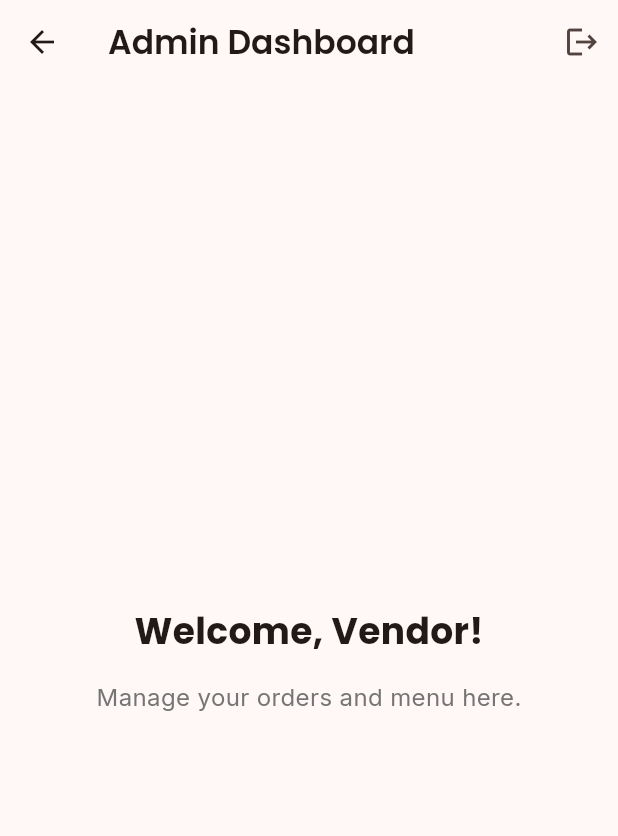
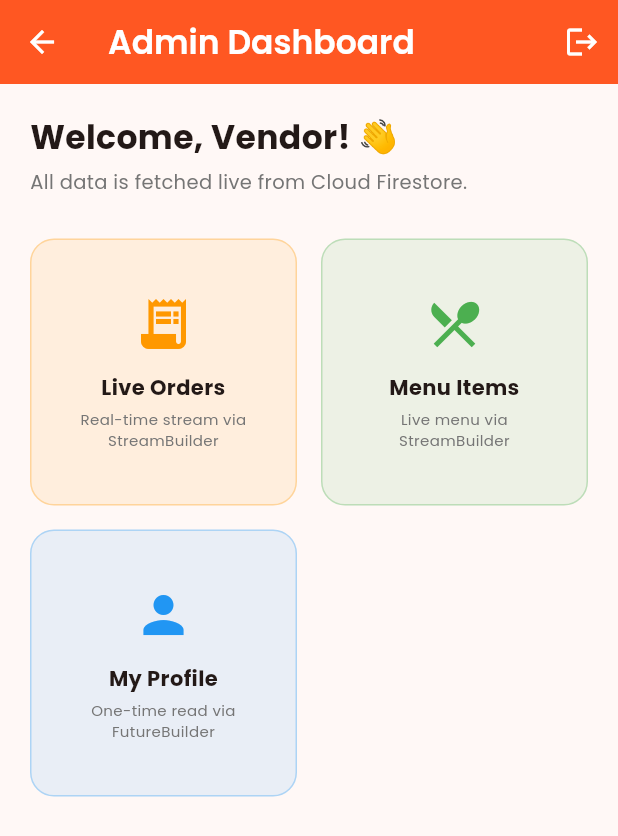
Before and after one commit to kalviumcommunity/S84-0226-codynamics-Flutter-Firebase-Qless, a Flutter app: the screen it shows once a user with an empty profile is signed in, after a tap on the "admin panel settings" icon, on a phone screen of 412 x 824 dp. Shown: the top 836 px of the screen. Run offline on Flutter 3.47's test engine with Material 3 defaults, Android fonts, the phone set to English and light mode, and no system bars; our stand-ins replace cloud_firestore, firebase_auth, firebase_core, flutter_dotenv, google_fonts; accounts and stored records are empty.

Commit message:
feat: implemented Firestore read operations for live data display

```diff
--- a/lib/screens/admin/admin_dashboard.dart
+++ b/lib/screens/admin/admin_dashboard.dart
@@ -1,6 +1,9 @@
 import 'package:flutter/material.dart';
 import 'package:firebase_auth/firebase_auth.dart';
 import 'package:google_fonts/google_fonts.dart';
+import 'package:qless/screens/admin/live_orders_screen.dart';
+import 'package:qless/screens/admin/menu_items_screen.dart';
+import 'package:qless/screens/admin/vendor_profile_screen.dart';
 
 class AdminDashboard extends StatelessWidget {
   const AdminDashboard({super.key});
@@ -13,13 +16,13 @@ class AdminDashboard extends StatelessWidget {
           'Admin Dashboard',
           style: GoogleFonts.poppins(fontWeight: FontWeight.w600),
         ),
+        backgroundColor: Colors.deepOrange,
+        foregroundColor: Colors.white,
         actions: [
           IconButton(
             icon: const Icon(Icons.logout),
             onPressed: () async {
               await FirebaseAuth.instance.signOut();
-              // After logout, the StreamBuilder in main.dart will usually handle nav,
-              // or we can manually pop.
               if (context.mounted) {
                 Navigator.of(context).pop();
               }
@@ -28,18 +31,63 @@ class AdminDashboard extends StatelessWidget {
           ),
         ],
       ),
-      body: Center(
+      body: Padding(
+        padding: const EdgeInsets.all(20),
         child: Column(
-          mainAxisAlignment: MainAxisAlignment.center,
+          crossAxisAlignment: CrossAxisAlignment.start,
           children: [
             Text(
-              'Welcome, Vendor!',
-              style: GoogleFonts.poppins(fontSize: 24, fontWeight: FontWeight.bold),
+              'Welcome, Vendor! 👋',
+              style: GoogleFonts.poppins(
+                  fontSize: 22, fontWeight: FontWeight.bold),
             ),
-            const SizedBox(height: 16),
+            const SizedBox(height: 4),
             Text(
-              'Manage your orders and menu here.',
-              style: GoogleFonts.inter(fontSize: 16, color: Colors.grey[600]),
+              'All data is fetched live from Cloud Firestore.',
+              style: GoogleFonts.poppins(fontSize: 13, color: Colors.grey[600]),
+            ),
+            const SizedBox(height: 28),
+            Expanded(
+              child: GridView.count(
+                crossAxisCount: 2,
+                crossAxisSpacing: 16,
+                mainAxisSpacing: 16,
+                children: [
+                  _DashboardCard(
+                    icon: Icons.receipt_long,
+                    label: 'Live Orders',
+                    description: 'Real-time stream via StreamBuilder',
+                    color: Colors.orange,
+                    onTap: () => Navigator.push(
+                      context,
+                      MaterialPageRoute(
+                          builder: (_) => const LiveOrdersScreen()),
+                    ),
+                  ),
+                  _DashboardCard(
+                    icon: Icons.restaurant_menu,
+                    label: 'Menu Items',
+                    description: 'Live menu via StreamBuilder',
+                    color: Colors.green,
+                    onTap: () => Navigator.push(
+                      context,
+                      MaterialPageRoute(
+                          builder: (_) => const MenuItemsScreen()),
+                    ),
+                  ),
+                  _DashboardCard(
+                    icon: Icons.person,
+                    label: 'My Profile',
+                    description: 'One-time read via FutureBuilder',
+                    color: Colors.blue,
+                    onTap: () => Navigator.push(
+                      context,
+                      MaterialPageRoute(
+                          builder: (_) => const VendorProfileScreen()),
+                    ),
+                  ),
+                ],
+              ),
             ),
           ],
         ),
@@ -47,3 +95,55 @@ class AdminDashboard extends StatelessWidget {
     );
   }
 }
+
+class _DashboardCard extends StatelessWidget {
+  final IconData icon;
+  final String label;
+  final String description;
+  final Color color;
+  final VoidCallback onTap;
+
+  const _DashboardCard({
+    required this.icon,
+    required this.label,
+    required this.description,
+    required this.color,
+    required this.onTap,
+  });
+
+  @override
+  Widget build(BuildContext context) {
+    return InkWell(
+      borderRadius: BorderRadius.circular(16),
+      onTap: onTap,
+      child: Container(
+        decoration: BoxDecoration(
+          color: color.withValues(alpha: 0.1),
+          borderRadius: BorderRadius.circular(16),
+          border: Border.all(color: color.withValues(alpha: 0.3)),
+        ),
+        padding: const EdgeInsets.all(16),
+        child: Column(
+          mainAxisAlignment: MainAxisAlignment.center,
+          children: [
+            Icon(icon, size: 40, color: color),
+            const SizedBox(height: 12),
+            Text(
+              label,
+              textAlign: TextAlign.center,
+              style: GoogleFonts.poppins(
+                  fontWeight: FontWeight.bold, fontSize: 14),
+            ),
+            const SizedBox(height: 4),
+            Text(
+              description,
+              textAlign: TextAlign.center,
+              style: GoogleFonts.poppins(
+                  fontSize: 10, color: Colors.grey[600]),
+            ),
+          ],
+        ),
+      ),
+    );
+  }
+}
--- a/pubspec.yaml
+++ b/pubspec.yaml
@@ -38,6 +38,7 @@ dependencies:
   flutter_dotenv: ^6.0.0
   firebase_core: ^4.4.0
   firebase_auth: ^6.1.4
+  cloud_firestore: ^6.1.2
 
 dev_dependencies:
   flutter_test:
```
Also changed, not shown: lib/screens/admin/live_orders_screen.dart (added, +277 -0 lines), lib/screens/admin/menu_items_screen.dart (added, +144 -0 lines), lib/screens/admin/vendor_profile_screen.dart (added, +162 -0 lines), lib/services/firestore_service.dart (added, +46 -0 lines), pubspec.lock, 4 other files.
